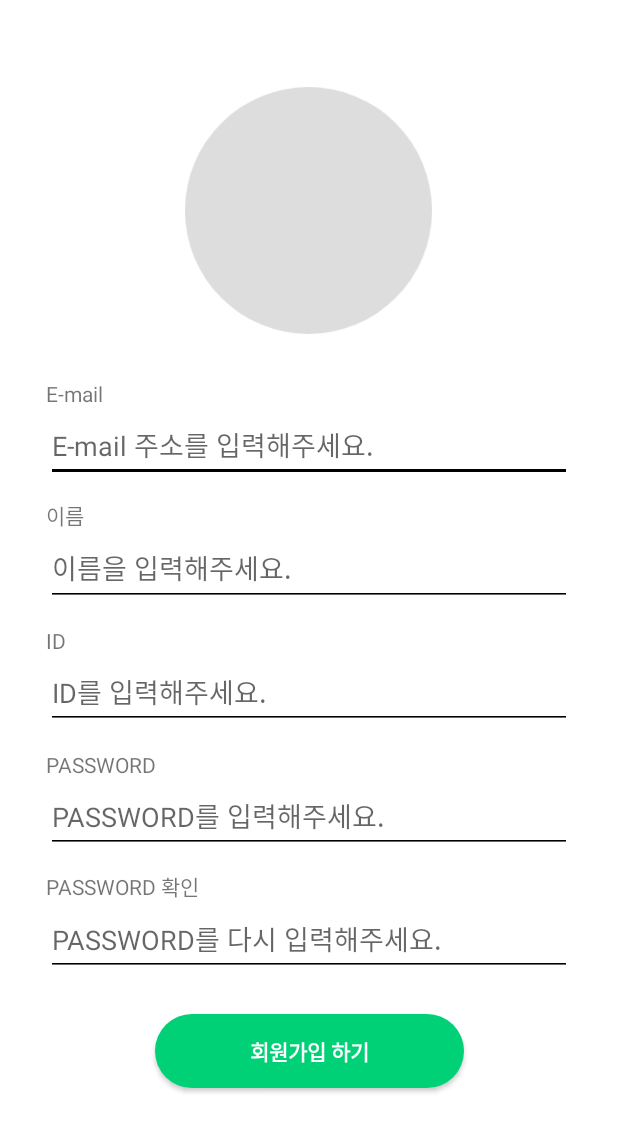
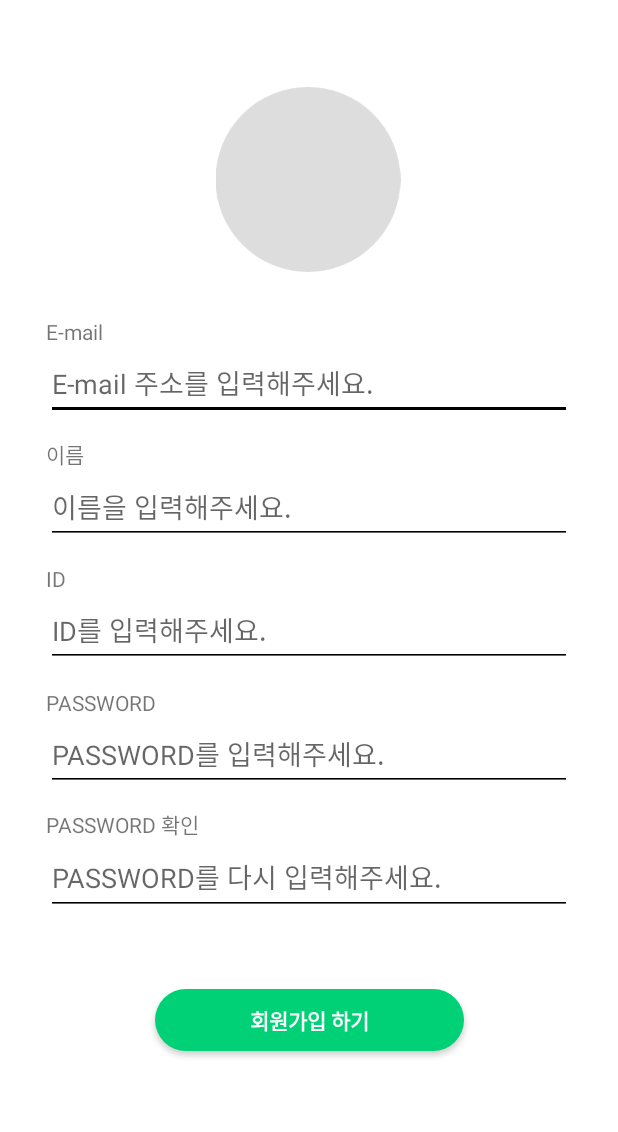
Before and after one commit to Nayoung-apeach/zero-waste, an Android app: the JoinActivity screen opened directly, with no data from a screen before it, on a phone screen of 412 x 824 dp. Shown: the top 1132 px of the screen. Run offline under Robolectric (Android 15) with nearby library versions, the light colour scheme and no system bars.

Commit message:
회원가입 화면 imageview와 여백 변경

```diff
--- a/app/src/main/res/layout/activity_join.xml
+++ b/app/src/main/res/layout/activity_join.xml
@@ -27,7 +27,7 @@
         app:layout_constraintBottom_toTopOf="@id/join_space1"
         app:layout_constraintDimensionRatio="1"
         app:layout_constraintEnd_toEndOf="parent"
-        app:layout_constraintHeight_percent="0.2"
+        app:layout_constraintHeight_percent="0.15"
         app:layout_constraintHorizontal_bias="0.498"
         app:layout_constraintLeft_toLeftOf="parent"
         app:layout_constraintRight_toRightOf="parent"
@@ -185,7 +185,7 @@
         android:id="@+id/join_space3"
         android:layout_width="0dp"
         android:layout_height="0dp"
-        app:layout_constraintHeight_percent="0.03"
+        app:layout_constraintHeight_percent="0.06"
         app:layout_constraintTop_toBottomOf="@id/join_pwd_re_textedit"
         app:layout_constraintBottom_toBottomOf="@id/join_button"
         app:layout_constraintLeft_toLeftOf="parent"
@@ -196,7 +196,7 @@
         android:id="@+id/join_button"
         android:layout_width="0dp"
         android:layout_height="0dp"
-        app:layout_constraintHeight_percent="0.06"
+        app:layout_constraintHeight_percent="0.05"
         app:layout_constraintWidth_percent="0.5"
         app:layout_constraintTop_toBottomOf="@id/join_space3"
         app:layout_constraintBottom_toBottomOf="@id/join_space4"
@@ -212,7 +212,7 @@
         android:id="@+id/join_space4"
         android:layout_width="0dp"
         android:layout_height="0dp"
-        app:layout_constraintHeight_percent="0.12"
+        app:layout_constraintHeight_percent="0.15"
         app:layout_constraintTop_toBottomOf="@id/join_button"
         app:layout_constraintBottom_toBottomOf="parent"
         app:layout_constraintLeft_toLeftOf="parent"
```
